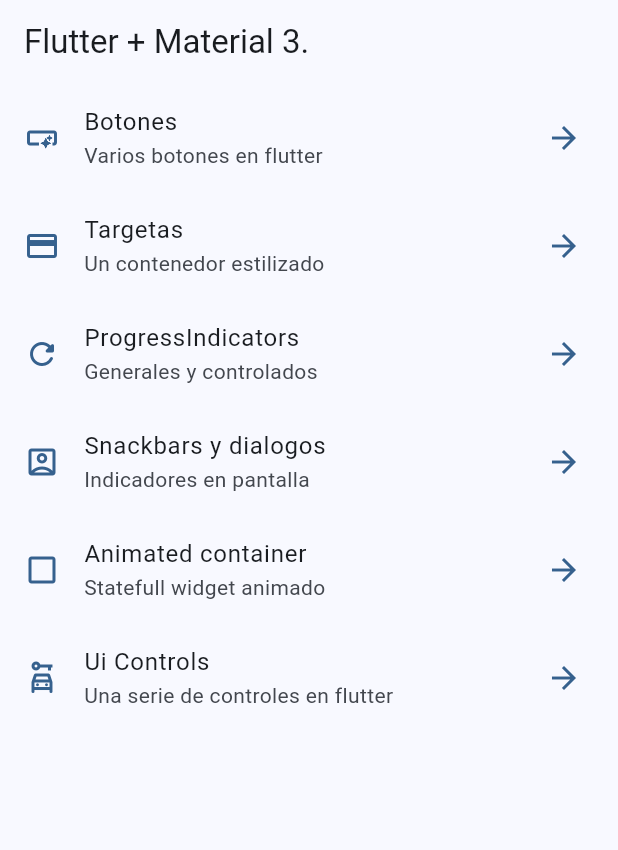
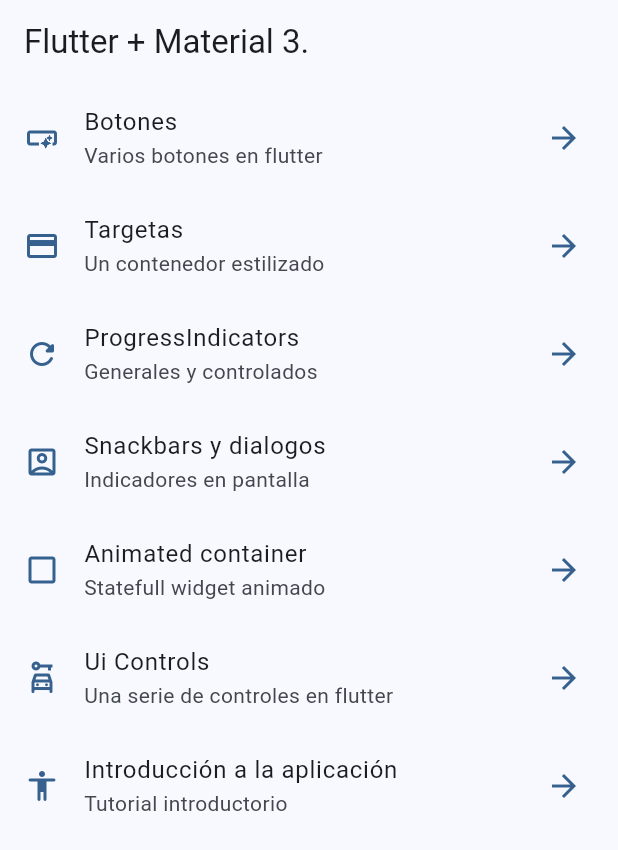
Before and after one commit to hhugo-isc/flutter-bases, a Flutter app: the screen it shows after launch, on a phone screen of 412 x 824 dp. Shown: the top 850 px of the screen. Run offline on Flutter 3.47's test engine with Material 2 defaults, Android fonts, the phone set to English and light mode, and no system bars; our stand-ins replace go_router.

Commit message:
tutorial screen link added

```diff
--- a/lib/config/menu/menu_items.dart
+++ b/lib/config/menu/menu_items.dart
@@ -51,4 +51,10 @@ const List<MenuItem> appMenuItems = <MenuItem>[
     link: '/ui-controls',
     icon: Icons.car_rental_outlined,
   ),
+  MenuItem(
+    title: 'Introducción a la aplicación',
+    subtitle: 'Tutorial introductorio',
+    link: '/tutorial',
+    icon: Icons.accessibility_rounded,
+  ),
 ];
--- a/lib/config/router/app_router.dart
+++ b/lib/config/router/app_router.dart
@@ -38,6 +38,11 @@ final appRouter = GoRouter(
       path: '/ui-controls',
       name: UiControlsScreen.name,
       builder: (context, state) => const UiControlsScreen(),
+    ),
+    GoRoute(
+      path: '/tutorial',
+      name: AppTutorialScreen.name,
+      builder: (context, state) => const AppTutorialScreen(),
     )
   ],
 );
```
